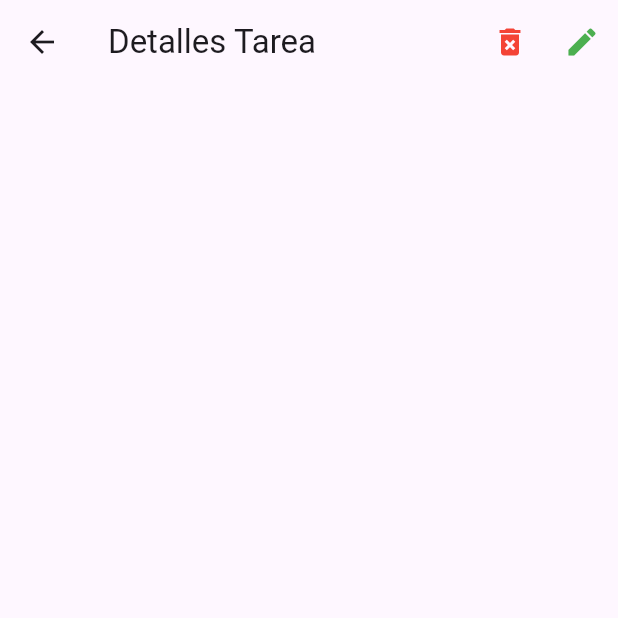
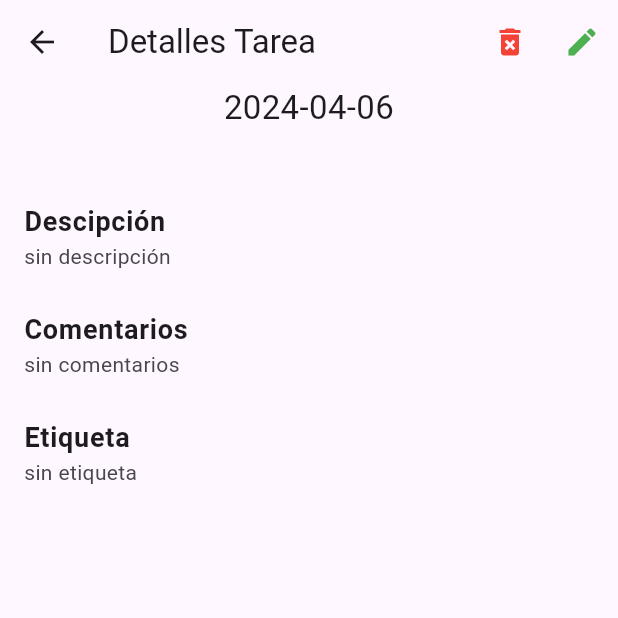
Before and after one commit to EnriquemQz/flutter_task, a Flutter app: the TaskDetailsScreen screen opened directly, on a phone screen of 412 x 824 dp, the top half of it. Run offline on Flutter 3.47's test engine with Material 3 defaults, Android fonts, the phone set to English and light mode, and no system bars; network calls fail.

Commit message:
Se trabaja en UI

```diff
--- a/lib/models/task_detail_model.dart
+++ b/lib/models/task_detail_model.dart
@@ -15,7 +15,7 @@ class TaskDetailModel {
     DateTime dueDate;
     String comments;
     String description;
-    String? tags;
+    String tags;
     String? token;
     DateTime? createdAt;
     DateTime? updatedAt;
@@ -25,9 +25,9 @@ class TaskDetailModel {
         this.title = '',
         this.isCompleted = 0,
         // this.dueDate,
-        this.comments = '',
-        this.description = '',
-        this.tags,
+        this.comments = 'sin comentarios',
+        this.description = 'sin descripción',
+        this.tags = 'sin etiqueta',
         this.token,
         this.createdAt,
         this.updatedAt,
--- a/lib/screens/add_task_screen/add_task_screen.dart
+++ b/lib/screens/add_task_screen/add_task_screen.dart
@@ -23,7 +23,7 @@ class AddTaskScreen extends StatelessWidget {
           title: Text( hasData ? 'Editar Tarea' : 'Agregar Tarea'),
         ),
         body: Padding(
-          padding: EdgeInsets.all(18.0),
+          padding: const EdgeInsets.all(18.0),
           child: Form(
             child: SingleChildScrollView(
               child: Column(
--- a/lib/screens/add_task_screen/add_task_widgets/date_form_widget.dart
+++ b/lib/screens/add_task_screen/add_task_widgets/date_form_widget.dart
@@ -35,7 +35,6 @@ class DateFormWidget extends StatelessWidget {
             lastDate: DateTime(2100)
           ).then((value) {
             context.read<FormProvider>().selectedDate = value!;
-            print(selectedDate.dueDate);
           });
         },
       ),
--- a/lib/screens/add_task_screen/add_task_widgets/title_form_widget.dart
+++ b/lib/screens/add_task_screen/add_task_widgets/title_form_widget.dart
@@ -1,5 +1,4 @@
 import 'package:flutter/material.dart';
-import 'package:flutter_tasks/models/models.dart';
 import 'package:provider/provider.dart';
 import 'package:flutter_tasks/providers/providers.dart';
 
--- a/lib/screens/task_details_screen/task_details_screen.dart
+++ b/lib/screens/task_details_screen/task_details_screen.dart
@@ -1,8 +1,7 @@
 import 'package:flutter/material.dart';
-import 'package:flutter_tasks/screens/tasks_screen/tasks_screen.dart';
+import 'package:flutter_tasks/screens/task_details_screen/task_details_widgets/task_details_widgets.dart';
 import 'package:provider/provider.dart';
 import 'package:flutter_tasks/providers/providers.dart';
-import 'package:flutter_tasks/screens/add_task_screen/add_task_screen.dart';
 
 class TaskDetailsScreen extends StatelessWidget {
   const TaskDetailsScreen({super.key});
@@ -15,29 +14,65 @@ class TaskDetailsScreen extends StatelessWidget {
       appBar: AppBar(
         title: const Text('Detalles Tarea'),
         actions: [
-          IconButton(
-            onPressed: (){
-              context.read<ApiProvider>().deleteTask(provider.id.toString());
-              Navigator.of(context).push(
-                MaterialPageRoute(builder: (_) => const TasksScreen())
-              );
-            },
-            icon: const Icon(Icons.delete_forever, color: Colors.red)
-          ),
-          IconButton(
-            onPressed: (){
-              context.read<FormProvider>().depositeTask(provider);
-              Navigator.of(context).push(
-                MaterialPageRoute(builder: (_) => const AddTaskScreen())
-              );
-            },
-            icon: const Icon(Icons.edit, color: Colors.green)
-          )
+          DeleteButtonWidget(id: provider.id.toString()),
+          EditButtonWidget(taskModel: provider)
         ],
       ),
-      body: Center(
-        child: Text(provider.comments),
-      ),
+      body: Column(
+        crossAxisAlignment: CrossAxisAlignment.center,
+        children: [
+          SizedBox(
+            width: double.infinity,
+            child: Text(
+              provider.dueDate.toString().substring(0, 10),
+              style: const TextStyle(
+                fontSize: 22.0,
+              ),
+              textAlign: TextAlign.center,
+            ),
+          ),
+          SizedBox(
+            child: Text(
+              provider.title,
+              style: const TextStyle(
+                fontSize: 25.0,
+                fontWeight: FontWeight.bold
+              ),
+            ),
+          ),
+          ListTile(
+            title: const Text(
+              'Descipción',
+              style: TextStyle(
+                fontWeight: FontWeight.bold,
+                fontSize: 18.0
+              ),
+            ),
+            subtitle: Text(provider.description),
+          ),
+          ListTile(
+            title: const Text(
+              'Comentarios',
+              style: TextStyle(
+                fontWeight: FontWeight.bold,
+                fontSize: 18.0
+              ),
+            ),
+            subtitle: Text(provider.comments),
+          ),
+          ListTile(
+            title: const Text(
+              'Etiqueta',
+              style: TextStyle(
+                fontWeight: FontWeight.bold,
+                fontSize: 18.0
+              ),
+            ),
+            subtitle: Text(provider.tags),
+          ),
+
+        ],
+      )
     );
   }
 }
--- /dev/null
+++ b/lib/screens/task_details_screen/task_details_widgets/delete_button_widget.dart
@@ -0,0 +1,47 @@
+import 'package:flutter/material.dart';
+import 'package:flutter_tasks/providers/api_provider.dart';
+import 'package:provider/provider.dart';
+
+import '../../tasks_screen/tasks_screen.dart';
+
+class DeleteButtonWidget extends StatelessWidget {
+  final String id;
+  const DeleteButtonWidget({super.key, required this.id});
+
+  @override
+  Widget build(BuildContext context) {
+    return IconButton(
+      onPressed: (){
+        showDialog(
+          context: context,
+          builder: (_){
+            return AlertDialog(
+              title:  const Text('¿Desea eliminar Tarea?'),
+              content: const Text(
+                'Se eliminara y no podras volver a visualizarla',
+              ),
+              actions: [
+                TextButton(
+                  onPressed:(){
+                    Navigator.of(context).pop();
+                  },
+                  child: const Text('Cancelar')
+                ),
+                TextButton(
+                  onPressed: (){
+                    context.read<ApiProvider>().deleteTask(id);
+                    Navigator.of(context).push(
+                      MaterialPageRoute(builder: (_) => const TasksScreen())
+                    );
+                  },
+                  child: const Text('Aceptar')
+                )
+              ],
+            );
+          }
+        );
+      },
+      icon: const Icon(Icons.delete_forever, color: Colors.red)
+    );
+  }
+}
--- /dev/null
+++ b/lib/screens/task_details_screen/task_details_widgets/edit_button_widget.dart
@@ -0,0 +1,24 @@
+import 'package:flutter/material.dart';
+import 'package:flutter_tasks/models/task_detail_model.dart';
+import 'package:flutter_tasks/providers/providers.dart';
+import 'package:provider/provider.dart';
+
+import '../../add_task_screen/add_task_screen.dart';
+
+class EditButtonWidget extends StatelessWidget {
+  final TaskDetailModel taskModel;
+  const EditButtonWidget({super.key, required this.taskModel});
+
+  @override
+  Widget build(BuildContext context) {
+    return IconButton(
+      onPressed: (){
+        context.read<FormProvider>().depositeTask(taskModel);
+          Navigator.of(context).push(
+            MaterialPageRoute(builder: (_) => const AddTaskScreen())
+          );
+        },
+        icon: const Icon(Icons.edit, color: Colors.green)
+      );
+  }
+}
--- /dev/null
+++ b/lib/screens/task_details_screen/task_details_widgets/task_details_widgets.dart
@@ -0,0 +1,2 @@
+export 'delete_button_widget.dart';
+export 'edit_button_widget.dart';
```
Also changed, not shown: lib/screens/tasks_screen/tasks_screen_widgets/sliverlist_tasks_widget.dart (+9 -1 lines).
